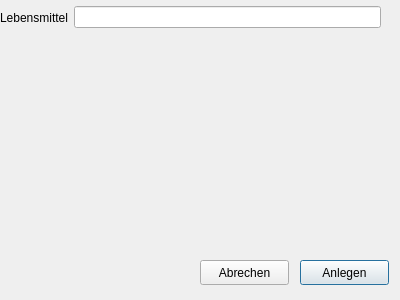
First picture: the form in form.ui, repository RaGri42/GroceryList, before the edit.
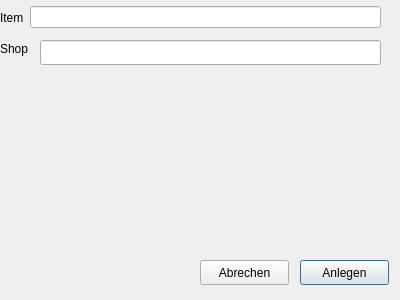
Second picture: the form after the edit.

Patch:
```diff
--- a/form.ui
+++ b/form.ui
@@ -39,7 +39,7 @@
     <string>Abrechen</string>
    </property>
   </widget>
-  <widget class="QWidget" name="">
+  <widget class="QWidget" name="layoutWidget">
    <property name="geometry">
     <rect>
      <x>0</x>
@@ -52,7 +52,7 @@
     <item>
      <widget class="QLabel" name="label">
       <property name="text">
-       <string>Lebensmittel</string>
+       <string>Item</string>
       </property>
      </widget>
     </item>
@@ -61,6 +61,29 @@
     </item>
    </layout>
   </widget>
+  <widget class="QLabel" name="label_2">
+   <property name="geometry">
+    <rect>
+     <x>0</x>
+     <y>40</y>
+     <width>41</width>
+     <height>17</height>
+    </rect>
+   </property>
+   <property name="text">
+    <string>Shop</string>
+   </property>
+  </widget>
+  <widget class="QLineEdit" name="lineEdit_2">
+   <property name="geometry">
+    <rect>
+     <x>40</x>
+     <y>40</y>
+     <width>341</width>
+     <height>25</height>
+    </rect>
+   </property>
+  </widget>
  </widget>
  <resources/>
  <connections/>
```
